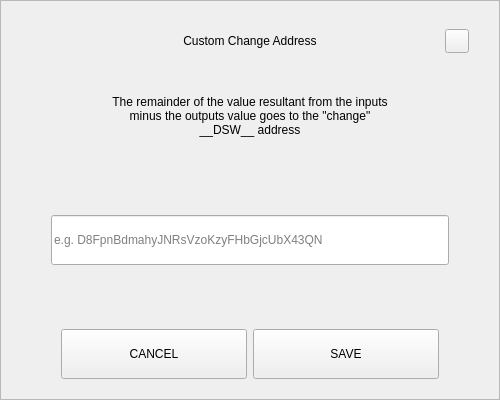
First picture: the form in src/qt/pivx/forms/sendchangeaddressdialog.ui, repository decenomy/DSW, before the edit.
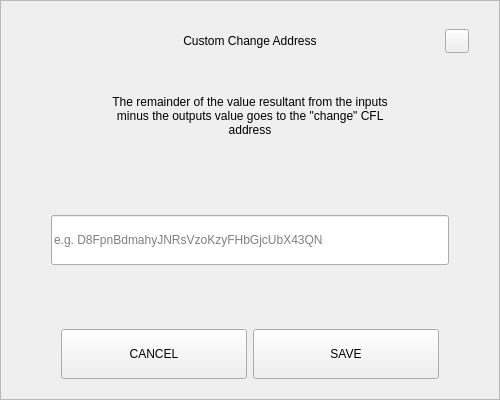
Second picture: the form after the edit.

Diff of the .ui file:
```diff
--- a/src/qt/pivx/forms/sendchangeaddressdialog.ui
+++ b/src/qt/pivx/forms/sendchangeaddressdialog.ui
@@ -164,7 +164,7 @@
          </size>
         </property>
         <property name="text">
-         <string>The remainder of the value resultant from the inputs minus the outputs value goes to the &quot;change&quot; __DSW__ address</string>
+         <string>The remainder of the value resultant from the inputs minus the outputs value goes to the &quot;change&quot; CFL address</string>
         </property>
         <property name="alignment">
          <set>Qt::AlignCenter</set>
```
